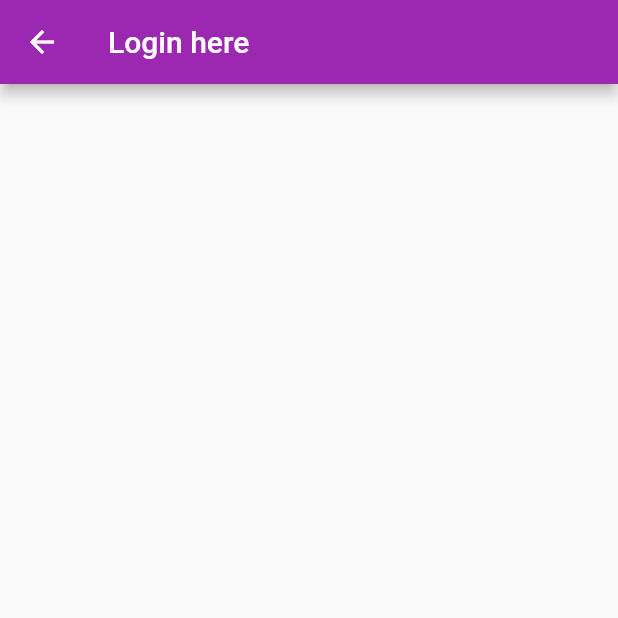
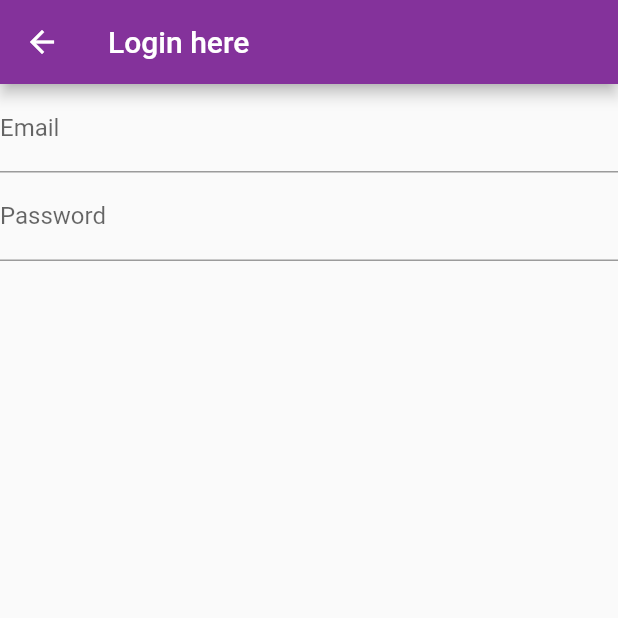
Before and after one commit to kodNar/pvt_application, a Flutter app: the LoginPage screen opened directly, on a phone screen of 412 x 824 dp, the top half of it. Run offline on Flutter 3.47's test engine with Material 2 defaults, Android fonts, the phone set to English and light mode, and no system bars.

```diff
--- a/lib/Login.dart
+++ b/lib/Login.dart
@@ -1,18 +1,51 @@
 import 'package:flutter/cupertino.dart';
 import 'package:flutter/material.dart';
 
-class LoginPage extends StatefulWidget{
+class LoginPage extends StatefulWidget {
   @override
   _LoginPageState createState() => new _LoginPageState();
 
 }
 
 class _LoginPageState extends State<LoginPage> {
+  final GlobalKey<FormState> _formKey = GlobalKey<FormState>();
+  String _email, _password;
 
-   @override
+  @override
   Widget build(BuildContext context) {
     return Scaffold(
       appBar: AppBar(title: Text("Login here"),
+      ),
+      body: Form(
+        key: _formKey,
+        child: Column(
+          children: <Widget>[
+            TextFormField(
+              validator: (input){
+                if(input.isEmpty){ //Check if auth sign or something
+                return 'Please type an Email';
+                }
+                return 'Hej';
+              },
+              onSaved: (input) => _email = input,
+              decoration: InputDecoration(
+                labelText: 'Email'
+              ),
+            ),
+            TextFormField(
+              validator: (input){
+                if(input.isEmpty){
+                  return 'Please type password';
+                }
+                return 'Welcome';
+              },
+              onSaved: (input) => _password = input,
+              decoration: InputDecoration(
+                labelText: 'Password'
+              ),
+            )
+          ],
+        ),
       ),
     );
   }
--- a/lib/main.dart
+++ b/lib/main.dart
@@ -4,12 +4,28 @@ import 'HomePage.dart';
 void main() => runApp(MyApp());
 
 class MyApp extends StatelessWidget {
+  static const MaterialColor themeColor = const MaterialColor(
+    0xFF84329B,
+    const <int, Color>{
+      50: const Color(0xFF84329B),
+      100: const Color(0xFF84329B),
+      200: const Color(0xFF84329B),
+      300: const Color(0xFF84329B),
+      400: const Color(0xFF84329B),
+      500: const Color(0xFF84329B),
+      600: const Color(0xFF84329B),
+      700: const Color(0xFF84329B),
+      800: const Color(0xFF84329B),
+      900: const Color(0xFF84329B),
+    },
+  );
+
   // This widget is the root of your application.
   @override
   Widget build(BuildContext context) {
     return MaterialApp(
       theme: ThemeData(
-        primarySwatch: Colors.purple,
+        primarySwatch: themeColor,
       ),
       home: HomePage(title: 'Stockholm Outdoor Gyms'),
     );
```
